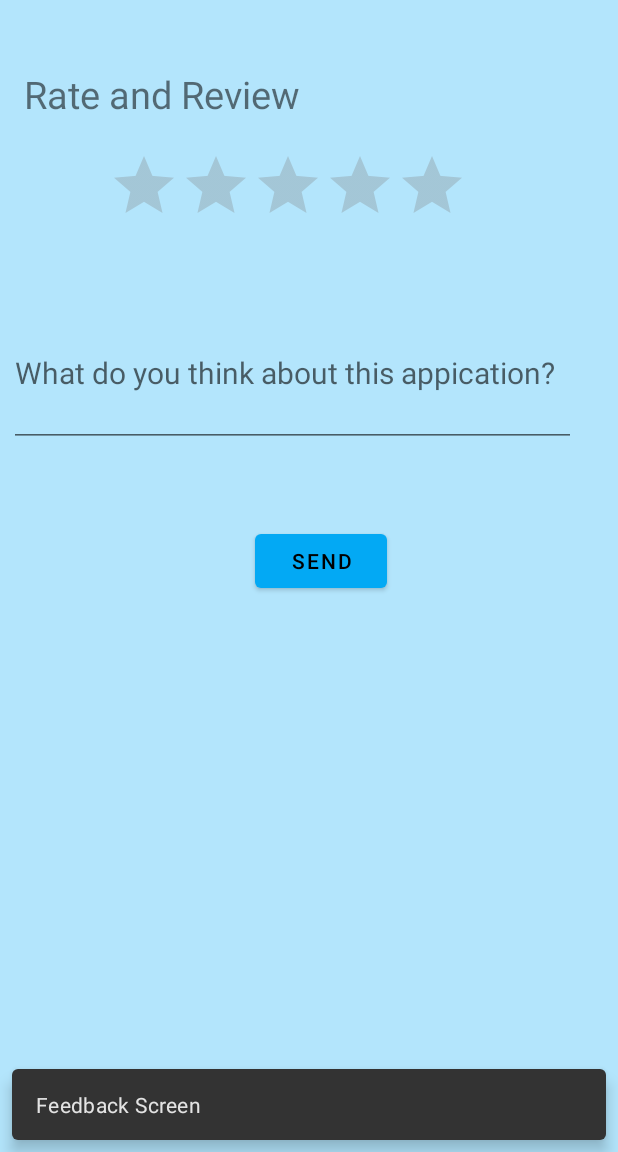
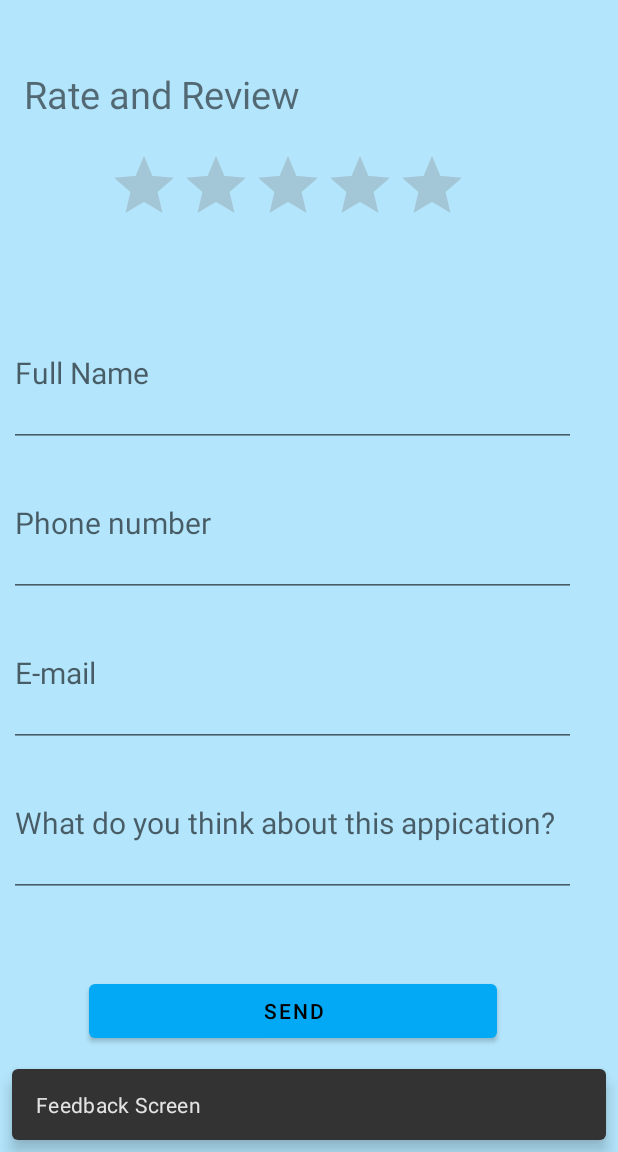
Before and after one commit to RameshNarayanGaire2430/SmartParking, an Android app: the fragment FeedbackFragment placed in its activity, on a phone screen of 412 x 824 dp, the part 84-1236 px from its top. Run offline under Robolectric (Android 15) with nearby library versions, the phone set to English and light mode, and no system bars; our stand-ins replace Firebase (no records; nobody signed in at launch, a user with empty details on screens opened directly).

Commit message:
Changes made in feedback fragment

```diff
--- a/Smartparking/src/main/res/layout/fragment_feedback.xml
+++ b/Smartparking/src/main/res/layout/fragment_feedback.xml
@@ -37,11 +37,44 @@
             app:layout_constraintTop_toTopOf="parent" />
 
     <EditText
+        android:id="@+id/userReviewName"
+        android:layout_width="378dp"
+        android:layout_height="98dp"
+        android:layout_marginStart="6dp"
+        android:layout_marginTop="200dp"
+        android:hint="@string/full_name"
+        android:textSize="20sp"
+        app:layout_constraintStart_toStartOf="parent"
+        app:layout_constraintTop_toTopOf="parent" />
+
+    <EditText
+        android:id="@+id/userReviewPhone"
+        android:layout_width="378dp"
+        android:layout_height="98dp"
+        android:layout_marginStart="6dp"
+        android:layout_marginTop="300dp"
+        android:hint="Phone number"
+        android:textSize="20sp"
+        app:layout_constraintStart_toStartOf="parent"
+        app:layout_constraintTop_toTopOf="parent" />
+
+    <EditText
+        android:id="@+id/userReviewEmail"
+        android:layout_width="378dp"
+        android:layout_height="98dp"
+        android:layout_marginStart="6dp"
+        android:layout_marginTop="400dp"
+        android:hint="@string/e_mail"
+        android:textSize="20sp"
+        app:layout_constraintStart_toStartOf="parent"
+        app:layout_constraintTop_toTopOf="parent" />
+
+    <EditText
         android:id="@+id/userReviewText"
         android:layout_width="378dp"
         android:layout_height="98dp"
         android:layout_marginStart="6dp"
-        android:layout_marginTop="200dp"
+        android:layout_marginTop="500dp"
         android:hint="@string/what_do_you_think_about_this_appication"
         android:textSize="20sp"
         app:layout_constraintStart_toStartOf="parent"
@@ -49,10 +82,10 @@
 
     <Button
         android:id="@+id/sendFeedback"
-        android:layout_width="wrap_content"
+        android:layout_width="272dp"
         android:layout_height="wrap_content"
-        android:layout_marginStart="170dp"
-        android:layout_marginTop="350dp"
+        android:layout_marginLeft="59dp"
+        android:layout_marginTop="650dp"
         android:text="@string/send" />
 
 
```
